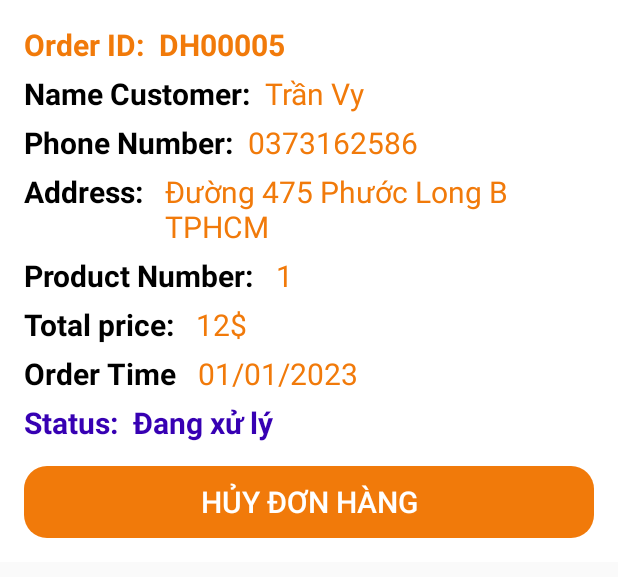
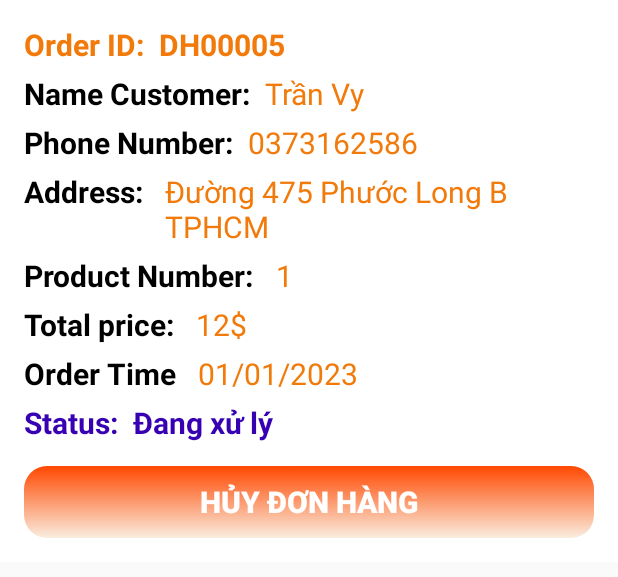
Before and after one commit to tranthuyvy/Order_API, an Android app: the layout list_order_item.xml on its own in the app's theme, with its tools: preview values and no code run, on a phone screen of 412 x 824 dp. Shown: the top 577 px of the screen. Run offline under Robolectric (Android 15) with nearby library versions, the phone set to English and light mode, and no system bars; network calls fail.

Commit message:
fix font-end, fillter

```diff
--- a/app/src/main/java/com/example/androidgiuaky/Activity/OrderDetailActivity.java
+++ b/app/src/main/java/com/example/androidgiuaky/Activity/OrderDetailActivity.java
@@ -45,7 +45,7 @@ public class OrderDetailActivity extends AppCompatActivity {
         for (Map.Entry<Long, Integer> entry : order.getOrderDetails().entrySet()) {
             Long productId = entry.getKey();
             Integer amount = entry.getValue();
-            // Do something with productId and amount
+            // tính tổng
             for (Product product : productList) {
                 System.out.print("ok");
                 if (productId == product.getProductId()) {
--- a/app/src/main/java/com/example/androidgiuaky/Adapter/OrderAdapter.java
+++ b/app/src/main/java/com/example/androidgiuaky/Adapter/OrderAdapter.java
@@ -34,7 +34,7 @@ public class OrderAdapter extends BaseAdapter {
     List<Product> productList;
     String userName = "Thùy Vy";
     String phoneNumber = "0373162586";
-    String userAddress = "Đỗ Xuân Hợp, TP.Thủ Đức, TP.HCM";
+    String userAddress = "TP.Thủ Đức, TP.HCM";
     public OrderAdapter(Context context, List<Order> orderList, List<Product> productList) {
         this.context = context;
         this.orderList = orderList;
--- a/app/src/main/java/com/example/androidgiuaky/Retrofit/ApiService.java
+++ b/app/src/main/java/com/example/androidgiuaky/Retrofit/ApiService.java
@@ -22,7 +22,7 @@ import retrofit2.http.Query;
 
 public interface ApiService {
 
-    String token = "eyJhbGciOiJIUzUxMiJ9.eyJzdWIiOiJxdWFuZ2h1bmciLCJpYXQiOjE2ODQ0OTE3MDAsImV4cCI6MTY4NDU3ODEwMH0.LFupr02qsM5HhaUXrL6KRphWjFw6SKT7zA_vJ8xIuHOSmcnfbPMAmj_JjcK3dfiFS_QoxCYENihfghvqNj-Xxw";
+    String token = "eyJhbGciOiJIUzUxMiJ9.eyJzdWIiOiJxdWFuZ2h1bmciLCJpYXQiOjE2ODQ1NTQyNjEsImV4cCI6MTY4NDY0MDY2MX0.G0nj4ZVkdYeoT0Oo8HflJOA73CKj_segBPEYr2QJmixcCBNJLWN6FA8JhpGeol96kBsH_0QJhceu0McKOzRLXg";
     OkHttpClient client = new OkHttpClient.Builder()
             .connectTimeout(100, TimeUnit.SECONDS)
             .readTimeout(100,TimeUnit.SECONDS)
--- a/app/src/main/res/drawable/background_buttton.xml
+++ b/app/src/main/res/drawable/background_buttton.xml
@@ -3,6 +3,9 @@
     xmlns:android="http://schemas.android.com/apk/res/android"
     android:shape="rectangle">
     <corners android:radius="15sp"/>
-    <solid android:color="#EC4B0C"/>
+    <gradient
+        android:startColor="@color/beige"
+        android:endColor="#FF4800"
+        android:angle="90"/>
 
 </shape>
--- a/app/src/main/res/layout/list_order_item.xml
+++ b/app/src/main/res/layout/list_order_item.xml
@@ -225,9 +225,9 @@
         android:enabled="true"
         android:text="Hủy Đơn Hàng"
         android:textColor="@color/white"
+        android:textStyle="bold"
         android:textSize="20sp"
         android:visibility="visible"
-        android:focusable="false"
-        app:backgroundTint="?android:attr/colorFocusedHighlight" />
+        android:focusable="false" />
 
 </LinearLayout>
```
